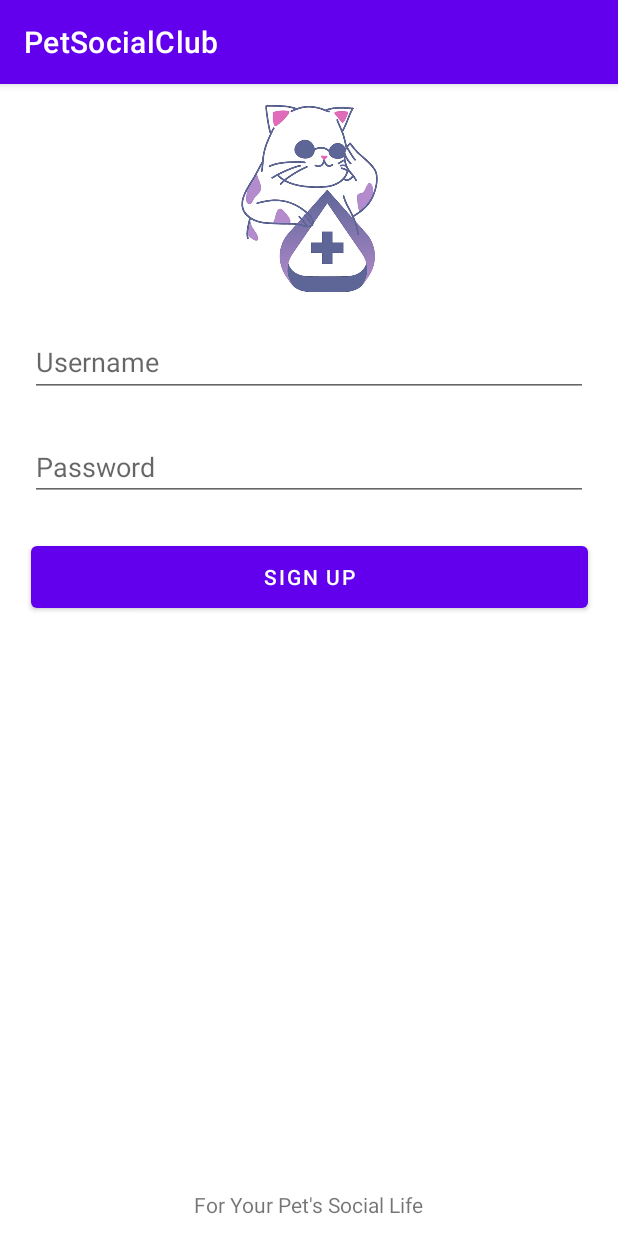
After one commit to Wizardeirr/PetClub, an Android app: the SignUpFragment screen opened through its navigation route, on a phone screen of 412 x 824 dp. The commit adds this screen. Run offline under Robolectric (Android 15) with nearby library versions, the phone set to English and light mode, and no system bars; our stand-ins replace Firebase (no records; nobody signed in at launch, a user with empty details on screens opened directly).

Commit message:
Fragments added

```diff
--- /dev/null
+++ b/app/src/main/java/com/volkankelleci/petsocialclub/MainFragment.kt
@@ -0,0 +1,67 @@
+package com.volkankelleci.petsocialclub
+
+import android.os.Bundle
+import androidx.fragment.app.Fragment
+import android.view.LayoutInflater
+import android.view.View
+import android.view.ViewGroup
+import android.widget.Toast
+import androidx.navigation.fragment.findNavController
+import com.google.firebase.auth.FirebaseAuth
+import kotlinx.android.synthetic.main.fragment_main.*
+import kotlinx.coroutines.CoroutineScope
+import kotlinx.coroutines.Dispatchers
+import kotlinx.coroutines.launch
+import kotlinx.coroutines.tasks.await
+import kotlinx.coroutines.withContext
+import kotlin.math.sign
+
+
+class MainFragment : Fragment() {
+    lateinit var auth: FirebaseAuth
+
+    override fun onCreate(savedInstanceState: Bundle?) {
+        super.onCreate(savedInstanceState)
+
+    }
+
+    override fun onCreateView(
+        inflater: LayoutInflater, container: ViewGroup?,
+        savedInstanceState: Bundle?,
+    ): View? {
+        // Inflate the layout for this fragment
+
+        auth=FirebaseAuth.getInstance()
+
+        return inflater.inflate(R.layout.fragment_main, container, false)
+
+    }
+
+    override fun onViewCreated(view: View, savedInstanceState: Bundle?) {
+        super.onViewCreated(view, savedInstanceState)
+        loginButton.setOnClickListener {
+            signUser()
+
+        }
+    }
+
+    fun signUser(){
+        val email=etUserName.text.toString()
+        val password=etPassword.text.toString()
+
+        if (email.isNotEmpty() && password.isNotEmpty()){
+            CoroutineScope(Dispatchers.IO).launch {
+                try {
+                    auth.signInWithEmailAndPassword(email, password).await()
+                    withContext(Dispatchers.Main){
+                        Toast.makeText(context,"SIGN IS DONE", Toast.LENGTH_LONG).show()
+                    }
+
+                }catch (e:Exception){
+                    e.printStackTrace()
+                }
+            }
+        }
+    }
+
+}
--- /dev/null
+++ b/app/src/main/java/com/volkankelleci/petsocialclub/SignUpFragment.kt
@@ -0,0 +1,59 @@
+package com.volkankelleci.petsocialclub
+
+import android.os.Bundle
+import androidx.fragment.app.Fragment
+import android.view.LayoutInflater
+import android.view.View
+import android.view.ViewGroup
+
+// TODO: Rename parameter arguments, choose names that match
+// the fragment initialization parameters, e.g. ARG_ITEM_NUMBER
+private const val ARG_PARAM1 = "param1"
+private const val ARG_PARAM2 = "param2"
+
+/**
+ * A simple [Fragment] subclass.
+ * Use the [SignUpFragment.newInstance] factory method to
+ * create an instance of this fragment.
+ */
+class SignUpFragment : Fragment() {
+    // TODO: Rename and change types of parameters
+    private var param1: String? = null
+    private var param2: String? = null
+
+    override fun onCreate(savedInstanceState: Bundle?) {
+        super.onCreate(savedInstanceState)
+        arguments?.let {
+            param1 = it.getString(ARG_PARAM1)
+            param2 = it.getString(ARG_PARAM2)
+        }
+    }
+
+    override fun onCreateView(
+        inflater: LayoutInflater, container: ViewGroup?,
+        savedInstanceState: Bundle?,
+    ): View? {
+        // Inflate the layout for this fragment
+        return inflater.inflate(R.layout.fragment_sign_up, container, false)
+    }
+
+    companion object {
+        /**
+         * Use this factory method to create a new instance of
+         * this fragment using the provided parameters.
+         *
+         * @param param1 Parameter 1.
+         * @param param2 Parameter 2.
+         * @return A new instance of fragment SignUpFragment.
+         */
+        // TODO: Rename and change types and number of parameters
+        @JvmStatic
+        fun newInstance(param1: String, param2: String) =
+            SignUpFragment().apply {
+                arguments = Bundle().apply {
+                    putString(ARG_PARAM1, param1)
+                    putString(ARG_PARAM2, param2)
+                }
+            }
+    }
+}
--- /dev/null
+++ b/app/src/main/res/layout/fragment_sign_up.xml
@@ -0,0 +1,66 @@
+<?xml version="1.0" encoding="utf-8"?>
+<androidx.constraintlayout.widget.ConstraintLayout xmlns:android="http://schemas.android.com/apk/res/android"
+    xmlns:app="http://schemas.android.com/apk/res-auto"
+    xmlns:tools="http://schemas.android.com/tools"
+    android:layout_width="match_parent"
+    android:layout_height="match_parent"
+    tools:context=".MainFragment">
+
+    <EditText
+        android:id="@+id/etUserName"
+        android:layout_width="372dp"
+        android:layout_height="46dp"
+        android:layout_marginTop="20dp"
+        android:ems="10"
+        android:hint="Username"
+        android:inputType="textPersonName"
+        app:layout_constraintEnd_toEndOf="parent"
+        app:layout_constraintStart_toStartOf="parent"
+        app:layout_constraintTop_toBottomOf="@+id/imageView" />
+
+    <EditText
+        android:id="@+id/etPassword"
+        android:layout_width="372dp"
+        android:layout_height="45dp"
+        android:layout_marginTop="24dp"
+        android:ems="10"
+        android:hint="Password"
+        android:inputType="textPassword"
+        app:layout_constraintEnd_toEndOf="parent"
+        app:layout_constraintStart_toStartOf="parent"
+        app:layout_constraintTop_toBottomOf="@+id/etUserName" />
+
+    <ImageView
+        android:id="@+id/imageView"
+        android:layout_width="109dp"
+        android:layout_height="141dp"
+        app:layout_constraintEnd_toEndOf="parent"
+        app:layout_constraintStart_toStartOf="parent"
+        app:layout_constraintTop_toTopOf="parent"
+        app:srcCompat="@drawable/logo" />
+
+    <Button
+        android:id="@+id/loginButton"
+        android:layout_width="371dp"
+        android:layout_height="53dp"
+        android:layout_marginTop="24dp"
+        android:text="SIGN UP"
+        app:layout_constraintEnd_toEndOf="parent"
+        app:layout_constraintStart_toStartOf="parent"
+        app:layout_constraintTop_toBottomOf="@+id/etPassword" />
+
+    <TextView
+        android:id="@+id/textView2"
+        android:layout_width="wrap_content"
+        android:layout_height="wrap_content"
+        android:layout_marginTop="238dp"
+        android:layout_marginBottom="10dp"
+        android:text="For Your Pet's Social Life"
+        app:layout_constraintBottom_toBottomOf="parent"
+        app:layout_constraintEnd_toEndOf="parent"
+        app:layout_constraintHorizontal_bias="0.498"
+        app:layout_constraintStart_toStartOf="parent"
+        app:layout_constraintTop_toBottomOf="@+id/loginButton"
+        app:layout_constraintVertical_bias="1.0" />
+
+</androidx.constraintlayout.widget.ConstraintLayout>
```
Also changed, not shown: app/src/main/java/com/volkankelleci/petsocialclub/MainActivity.kt (+1 -21 lines), app/src/main/java/com/volkankelleci/petsocialclub/UserUiFragment.kt (added, +59 -0 lines).
